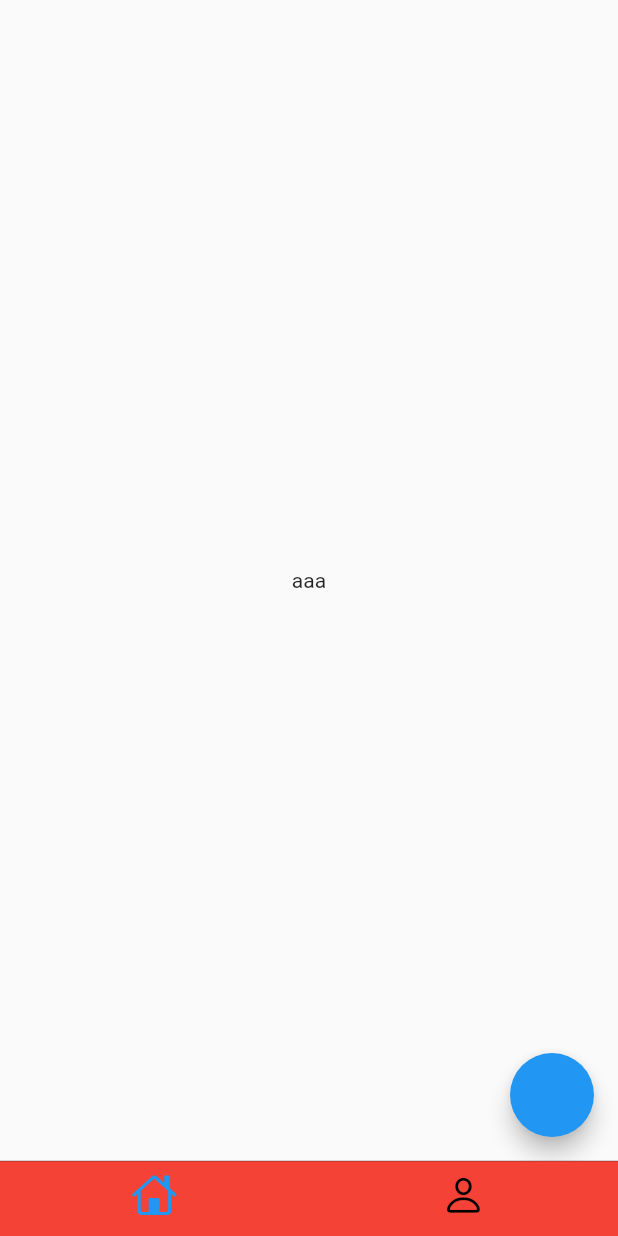
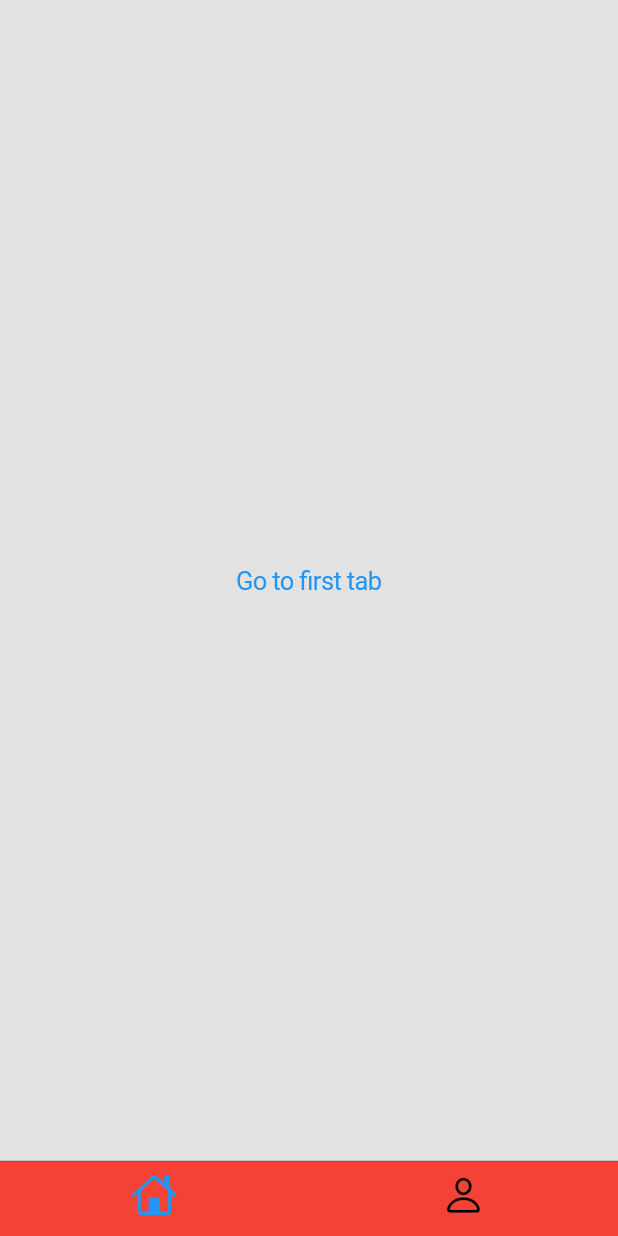
Before and after one commit to zwtin/flutter_firebase, a Flutter app: the screen it shows after launch, on a phone screen of 412 x 824 dp. Run offline on Flutter 3.47's test engine with Material 2 defaults, Android fonts, the phone set to English and light mode, and no system bars; our stand-ins replace bloc, cloud_firestore, equatable, firebase_auth, firebase_crashlytics, flutter_bloc and 2 more; accounts and stored records are empty.

Commit message:
cupertinotabbarcontrollerを追加

```diff
--- a/lib/main.dart
+++ b/lib/main.dart
@@ -40,36 +40,12 @@ class Home extends StatefulWidget {
 }
 
 class _HomeState extends State<Home> with SingleTickerProviderStateMixin {
-  int currentIndex = 0;
-  int tap = 0;
-
-  Widget tab1 = Scaffold(
-    body: Center(
-      child: Text('aaa'),
-    ),
-    floatingActionButton: FloatingActionButton(),
-  );
-
-  Widget tab2 = MaterialApp(
-    home: CalcBlocProvider(
-      child: CalcScreen(),
-    ),
-  );
-
-  final List<Tab> tabs = <Tab>[
-    Tab(
-      icon: Icon(Icons.home),
-    ),
-    Tab(
-      icon: Icon(Icons.person),
-    ),
-  ];
+  final CupertinoTabController _cupertinoTabController =
+      CupertinoTabController();
 
   @override
   void initState() {
     super.initState();
-    currentIndex = 0;
-    tap = 0;
   }
 
   @override
@@ -84,29 +60,31 @@ class _HomeState extends State<Home> with SingleTickerProviderStateMixin {
             icon: Icon(CupertinoIcons.person),
           ),
         ],
-        onTap: (index) {
-          switch (index) {
-            case 0:
-              currentIndex = 0;
-              break;
-            case 1:
-              currentIndex = 1;
-              break;
-          }
-        },
         activeColor: Colors.blue,
         inactiveColor: Colors.black,
         backgroundColor: Colors.red,
       ),
-      tabBuilder: (context, index) {
+      controller: _cupertinoTabController,
+      tabBuilder: (BuildContext context, int index) {
         return CupertinoTabView(
           builder: (context) {
-            switch (currentIndex) {
+            switch (index) {
               case 0:
-                return tab1;
+                return Center(
+                  child: CupertinoButton(
+                    child: const Text('Go to first tab'),
+                    onPressed: () {
+                      _cupertinoTabController.index = 1;
+                    },
+                  ),
+                );
                 break;
               case 1:
-                return tab2;
+                return MaterialApp(
+                  home: CalcBlocProvider(
+                    child: CalcScreen(),
+                  ),
+                );
                 break;
             }
             return Scaffold();
```
